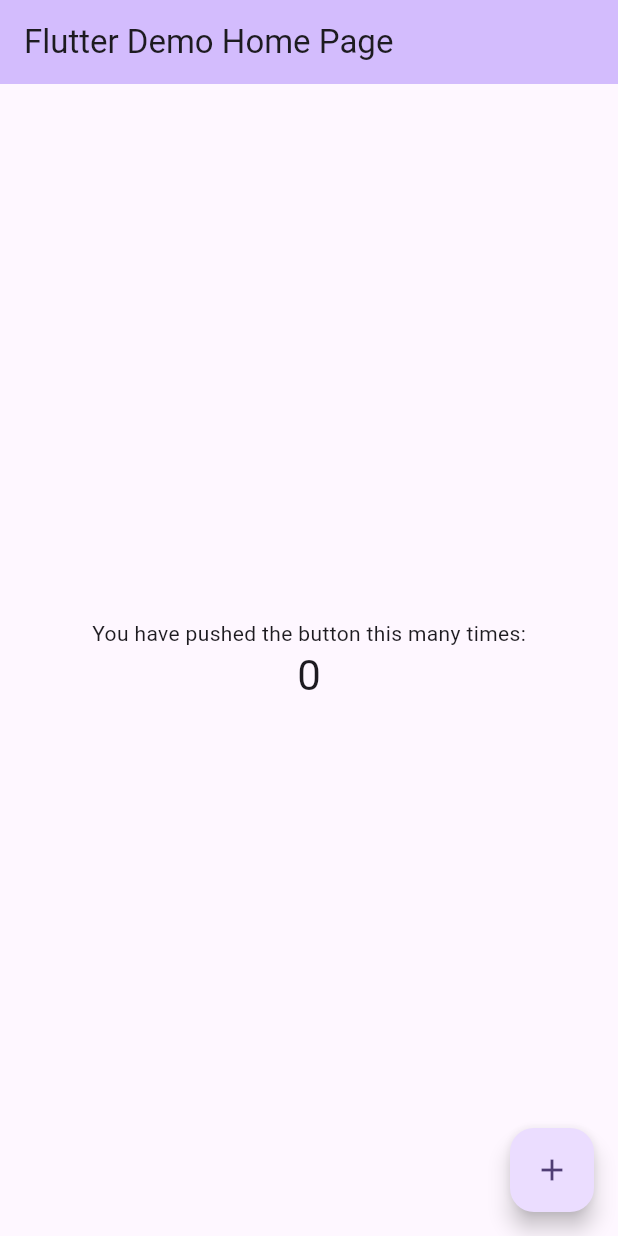
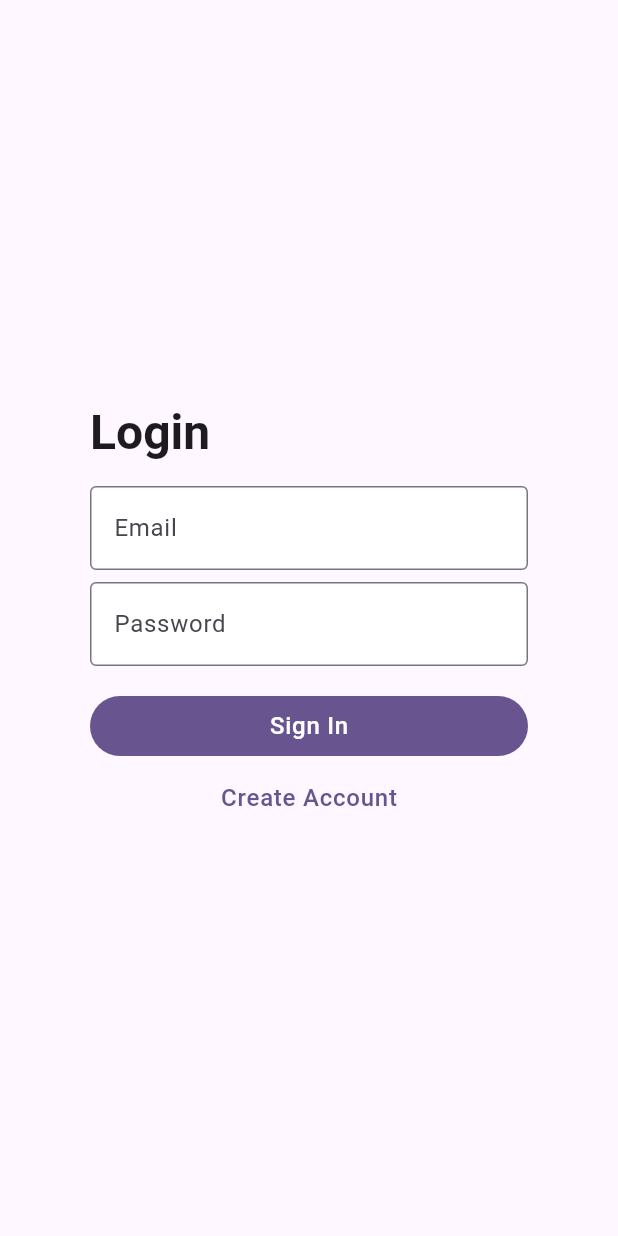
Before and after one commit to douglasF5/to-do-flutter, a Flutter app: the screen it shows after launch, on a phone screen of 412 x 824 dp. Run offline on Flutter 3.47's test engine with Material 2 defaults, Android fonts, the phone set to English and light mode, and no system bars; our stand-ins replace cloud_firestore, firebase_auth, firebase_core; accounts and stored records are empty.

Commit message:
add firebase services, login, and home screens

```diff
--- a/lib/main.dart
+++ b/lib/main.dart
@@ -3,8 +3,9 @@ import 'package:firebase_core/firebase_core.dart';
 import 'firebase_options.dart';
 import 'package:firebase_auth/firebase_auth.dart';
 import 'package:cloud_firestore/cloud_firestore.dart';
-import './home_page.dart';
-import './services/auth.dart';
+import 'services/auth.dart';
+import 'screens/home_page.dart';
+import 'screens/login.dart';
 
 Future<void> main() async {
   WidgetsFlutterBinding.ensureInitialized();
@@ -49,9 +50,12 @@ class _RootState extends State<Root> {
       builder: (context, snapshot) {
         if (snapshot.connectionState == ConnectionState.active) {
           if (snapshot.data?.uid == null) {
-            return const HomePage(title: 'Flutter Demo Home Page');
+            return Login(
+              auth: _auth,
+              firestore: _firestore,
+            );
           } else {
-            return const HomePage(title: 'Flutter Demo Home Page');
+            return const HomeScreen(title: 'Flutter Demo Home Page');
           }
         } else {
           return const Scaffold(
--- a/lib/home_page.dart
+++ b/lib/screens/home_page.dart
@@ -1,14 +1,14 @@
 import 'package:flutter/material.dart';
 
-class HomePage extends StatefulWidget {
-  const HomePage({super.key, required this.title});
+class HomeScreen extends StatefulWidget {
+  const HomeScreen({super.key, required this.title});
   final String title;
 
   @override
-  State<HomePage> createState() => _HomePageState();
+  State<HomeScreen> createState() => _HomeScreenState();
 }
 
-class _HomePageState extends State<HomePage> {
+class _HomeScreenState extends State<HomeScreen> {
   int _counter = 0;
 
   void _incrementCounter() {
--- /dev/null
+++ b/lib/screens/login.dart
@@ -0,0 +1,146 @@
+import 'package:flutter/material.dart';
+import 'package:firebase_auth/firebase_auth.dart';
+import 'package:cloud_firestore/cloud_firestore.dart';
+import 'package:to_do_flutter/services/auth.dart';
+import 'package:to_do_flutter/widgets/decorated_text_input.dart';
+
+class Login extends StatefulWidget {
+  final FirebaseAuth auth;
+  final FirebaseFirestore firestore;
+
+  const Login({required this.auth, required this.firestore, super.key});
+
+  @override
+  State<Login> createState() => _LoginState();
+}
+
+class _LoginState extends State<Login> {
+  final TextEditingController _emailController = TextEditingController();
+  final TextEditingController _passwordController = TextEditingController();
+
+  @override
+  Widget build(BuildContext context) {
+    return Scaffold(
+      body: Center(
+        child: Padding(
+          padding: const EdgeInsets.all(60.0),
+          child: Builder(builder: (BuildContext context) {
+            return Column(
+              mainAxisAlignment: MainAxisAlignment.center,
+              crossAxisAlignment: CrossAxisAlignment.start,
+              children: [
+                Text(
+                  'Login',
+                  style: Theme.of(context)
+                      .textTheme
+                      .headlineLarge
+                      ?.copyWith(fontWeight: FontWeight.w600),
+                ),
+                const SizedBox(
+                  height: 16,
+                ),
+                DecoratedTextInput(
+                  child: TextFormField(
+                    key: const ValueKey('email'),
+                    decoration: InputDecoration(
+                      enabledBorder: OutlineInputBorder(
+                        borderSide: BorderSide(
+                            color: Theme.of(context).colorScheme.outline),
+                      ),
+                      hintText: 'Email',
+                      border: const OutlineInputBorder(),
+                      fillColor: Colors.white,
+                      filled: true,
+                    ),
+                    controller: _emailController,
+                  ),
+                ),
+                const SizedBox(
+                  height: 8,
+                ),
+                DecoratedTextInput(
+                  child: TextFormField(
+                    key: const ValueKey('password'),
+                    decoration: InputDecoration(
+                      enabledBorder: OutlineInputBorder(
+                        borderSide: BorderSide(
+                            color: Theme.of(context).colorScheme.outline),
+                      ),
+                      hintText: 'Password',
+                      border: const OutlineInputBorder(),
+                      fillColor: Colors.white,
+                      filled: true,
+                    ),
+                    controller: _passwordController,
+                  ),
+                ),
+                const SizedBox(
+                  height: 16,
+                ),
+                Column(
+                  crossAxisAlignment: CrossAxisAlignment.stretch,
+                  children: [
+                    FilledButton(
+                      key: const ValueKey("signIn"),
+                      onPressed: () async {
+                        final String retVal =
+                            await Auth(auth: widget.auth).signIn(
+                          email: _emailController.text,
+                          password: _passwordController.text,
+                        );
+                        if (retVal == "Success") {
+                          _emailController.clear();
+                          _passwordController.clear();
+                        } else {
+                          if (context.mounted) {
+                            ScaffoldMessenger.of(context).showSnackBar(SnackBar(
+                              content: Text(retVal),
+                            ));
+                          }
+                        }
+                      },
+                      child: Text("Sign In",
+                          style: Theme.of(context)
+                              .textTheme
+                              .bodyLarge
+                              ?.copyWith(
+                                  fontWeight: FontWeight.w500,
+                                  color:
+                                      Theme.of(context).colorScheme.onPrimary)),
+                    ),
+                    TextButton(
+                      key: const ValueKey("createAccount"),
+                      onPressed: () async {
+                        final String retVal =
+                            await Auth(auth: widget.auth).createAccount(
+                          email: _emailController.text,
+                          password: _passwordController.text,
+                        );
+                        if (retVal == "Success") {
+                          _emailController.clear();
+                          _passwordController.clear();
+                        } else {
+                          if (context.mounted) {
+                            ScaffoldMessenger.of(context).showSnackBar(SnackBar(
+                              content: Text(retVal),
+                            ));
+                          }
+                        }
+                      },
+                      child: Text(
+                        "Create Account",
+                        style: Theme.of(context).textTheme.bodyLarge?.copyWith(
+                            fontWeight: FontWeight.w500,
+                            color: Theme.of(context).colorScheme.primary),
+                      ),
+                    ),
+                  ],
+                )
+              ],
+            );
+          }),
+        ),
+      ),
+    );
+  }
+}
--- /dev/null
+++ b/lib/widgets/decorated_text_input.dart
@@ -0,0 +1,40 @@
+import 'package:flutter/material.dart';
+
+class DecoratedTextInput extends StatefulWidget {
+  final TextFormField child;
+
+  const DecoratedTextInput({required this.child, super.key});
+
+  @override
+  State<DecoratedTextInput> createState() => _DecoratedTextInput();
+}
+
+class _DecoratedTextInput extends State<DecoratedTextInput> {
+  bool fieldIsFocused = false;
+
+  @override
+  Widget build(BuildContext context) {
+    return DecoratedBox(
+      decoration: BoxDecoration(
+        borderRadius: const BorderRadius.all(Radius.circular(8.0)),
+        boxShadow: _getBoxShadow(fieldIsFocused),
+      ),
+      child: FocusScope(
+          child: Focus(
+              onFocusChange: (focus) => setState(() => fieldIsFocused = focus),
+              child: widget.child)),
+    );
+  }
+
+  List<BoxShadow>? _getBoxShadow(bool fieldIsFocused) {
+    if (fieldIsFocused) {
+      return [
+        BoxShadow(
+          color: Theme.of(context).colorScheme.primary.withOpacity(0.32),
+          spreadRadius: 3.0,
+        )
+      ];
+    }
+    return null;
+  }
+}
```
Also changed, not shown: lib/widgets/custom_text_input.dart (added, +67 -0 lines), lib/widgets/text_input_group.dart (added, +32 -0 lines).
